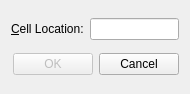
Qt form GUI_Qt4_book/chap02/gotocell1/gotocelldialog.ui (chenhh/Qt5_example) before a commit.
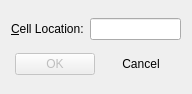
The same form after that commit.

Diff of the .ui file:
```diff
--- a/GUI_Qt4_book/chap02/gotocell1/gotocelldialog.ui
+++ b/GUI_Qt4_book/chap02/gotocell1/gotocelldialog.ui
@@ -1,11 +1,11 @@
 <ui version="4.0" >
  <class>GoToCellDialog</class>
- <widget class="QWidget" name="GoToCellDialog" >
-  <property name="geometry" >
+ <widget class="QWidget" name="GoToCellDialog">
+  <property name="geometry">
    <rect>
     <x>0</x>
     <y>0</y>
-    <width>190</width>
+    <width>192</width>
     <height>94</height>
    </rect>
   </property>
@@ -63,6 +63,9 @@
        <property name="text" >
         <string>Cancel</string>
        </property>
+       <property name="flat">
+        <bool>true</bool>
+       </property>
       </widget>
      </item>
     </layout>
```
Left out of the diff: 35 changed lines with no effect on the pictures.
